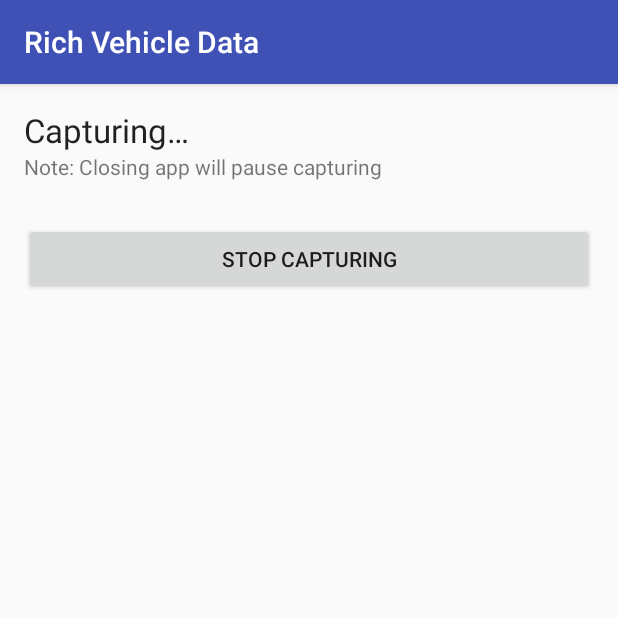
After one commit to jigarkb/RichVehicleData, an Android app: the CaptureActivity screen opened directly, with no data from a screen before it, on a phone screen of 412 x 824 dp, the top half of it. The commit adds this screen. Run offline under Robolectric (Android 15) with nearby library versions, the phone set to English and light mode, and no system bars; libraries missing offline, so code that uses them is left out: com.openxc, com.openxc.sinks; network calls fail; 2 statements that could not run were skipped.

Commit message:
Start and stop button for capturing info

```diff
--- a/android/app/build.gradle
+++ b/android/app/build.gradle
@@ -25,10 +25,10 @@ dependencies {
     androidTestCompile('com.android.support.test.espresso:espresso-core:2.2.2', {
         exclude group: 'com.android.support', module: 'support-annotations'
     })
+
     compile 'com.android.support:appcompat-v7:26.+'
     compile 'com.android.support.constraint:constraint-layout:1.0.2'
-    testCompile 'junit:junit:4.12'
     compile 'com.android.volley:volley:1.0.0'
     compile 'com.openxcplatform:library:6.1.6+'
-
+    testCompile 'junit:junit:4.12'
 }
--- /dev/null
+++ b/android/app/src/main/java/in/jigarbhatt/richvehicledata/CaptureActivity.java
@@ -0,0 +1,99 @@
+package in.jigarbhatt.richvehicledata;
+
+import android.content.ComponentName;
+import android.content.Context;
+import android.content.Intent;
+import android.content.ServiceConnection;
+import android.content.SharedPreferences;
+import android.os.IBinder;
+import android.support.v7.app.AppCompatActivity;
+import android.os.Bundle;
+import android.util.Log;
+import android.view.View;
+import android.widget.Button;
+
+import com.openxc.VehicleManager;
+import com.openxc.sinks.DataSinkException;
+
+public class CaptureActivity extends AppCompatActivity {
+    private static final String TAG = "CaptureActivity";
+    private VehicleManager mVehicleManager;
+    public AuthUploaderSink mUploaderSink;
+    public Button mStopCaptureButton;
+    public String auth_token;
+    public String full_name;
+
+    @Override
+    protected void onCreate(Bundle savedInstanceState) {
+        super.onCreate(savedInstanceState);
+        setContentView(R.layout.activity_capture);
+
+        Intent intent = getIntent();
+        full_name = intent.getStringExtra("full_name");
+        auth_token = intent.getStringExtra("auth_token");
+        mStopCaptureButton = findViewById(R.id.bStopCapture);
+        mStopCaptureButton.setOnClickListener(new View.OnClickListener() {
+            @Override
+            public void onClick(View view) {
+                Log.i(TAG, "Unbinding from Vehicle Manager");
+                mVehicleManager.removeSink(mUploaderSink);
+                unbindService(mConnection);
+                mVehicleManager = null;
+                Intent intent = new Intent(CaptureActivity.this, StarterActivity.class);
+                intent.putExtra("full_name", full_name);
+                intent.putExtra("auth_token", auth_token);
+
+                CaptureActivity.this.startActivity(intent);
+            }
+        });
+    }
+
+
+    @Override
+    public void onPause() {
+        super.onPause();
+        if(mVehicleManager != null) {
+            Log.i(TAG, "Unbinding from Vehicle Manager");
+            mVehicleManager.removeSink(mUploaderSink);
+            unbindService(mConnection);
+            mVehicleManager = null;
+        }
+    }
+
+    @Override
+    public void onResume() {
+        super.onResume();
+        SharedPreferences settings = getSharedPreferences("MyPref", 0);
+        String auth_token = settings.getString("auth_token", "unknown");
+
+        if(mVehicleManager == null) {
+            Intent intent = new Intent(this, VehicleManager.class);
+            bindService(intent, mConnection, Context.BIND_AUTO_CREATE);
+        }
+        if(mUploaderSink != null) {
+            mVehicleManager.removeSink(mUploaderSink);
+        }
+        try {
+            mUploaderSink = new AuthUploaderSink(getApplicationContext(), "https://brainstorm-cloud.appspot.com/openxc_stats/add_to_pull", auth_token);
+        } catch (DataSinkException e) {
+            e.printStackTrace();
+        }
+    }
+
+    private ServiceConnection mConnection = new ServiceConnection() {
+        public void onServiceConnected(ComponentName className,
+                                       IBinder service) {
+            Log.i(TAG, "Bound to VehicleManager");
+            mVehicleManager = ((VehicleManager.VehicleBinder) service)
+                    .getService();
+
+            mVehicleManager.addSink(mUploaderSink);
+
+        }
+
+        public void onServiceDisconnected(ComponentName className) {
+            Log.w(TAG, "VehicleManager Service disconnected unexpectedly");
+            mVehicleManager = null;
+        }
+    };
+}
--- a/android/app/src/main/java/in/jigarbhatt/richvehicledata/LoginActivity.java
+++ b/android/app/src/main/java/in/jigarbhatt/richvehicledata/LoginActivity.java
@@ -101,6 +101,8 @@ public class LoginActivity extends AppCompatActivity {
 
                                 Intent intent = new Intent(LoginActivity.this, StarterActivity.class);
                                 intent.putExtra("full_name", full_name);
+                                intent.putExtra("auth_token", auth_token);
+
                                 LoginActivity.this.startActivity(intent);
                             } else {
                                 AlertDialog.Builder builder = new AlertDialog.Builder(LoginActivity.this);
--- /dev/null
+++ b/android/app/src/main/res/layout/activity_capture.xml
@@ -0,0 +1,37 @@
+<?xml version="1.0" encoding="utf-8"?>
+<RelativeLayout xmlns:android="http://schemas.android.com/apk/res/android"
+    android:layout_width="match_parent"
+    android:layout_height="match_parent"
+    android:padding="@dimen/activity_horizontal_margin">
+
+    <TextView
+        android:id="@+id/tvCapture"
+        android:layout_width="wrap_content"
+        android:layout_height="wrap_content"
+        android:layout_alignParentLeft="true"
+        android:layout_alignParentStart="true"
+        android:layout_alignParentTop="true"
+        android:text="@string/capturing_text"
+        android:textAppearance="?android:attr/textAppearanceLarge" />
+
+    <TextView
+        android:layout_width="wrap_content"
+        android:layout_height="wrap_content"
+        android:layout_below="@+id/tvCapture"
+        android:id="@+id/tvStopNote"
+        android:text="@string/stop_note"/>
+
+    <Button
+        android:id="@+id/bStopCapture"
+        android:layout_width="wrap_content"
+        android:layout_height="wrap_content"
+        android:layout_below="@+id/tvStopNote"
+        android:layout_marginTop="28dp"
+        android:text="@string/stop_capturing"
+        android:layout_alignParentRight="true"
+        android:layout_alignParentEnd="true"
+        android:layout_alignParentLeft="true"
+        android:layout_alignParentStart="true" />
+
+
+</RelativeLayout>
--- a/android/app/src/main/res/values/strings.xml
+++ b/android/app/src/main/res/values/strings.xml
@@ -1,4 +1,12 @@
 <resources>
     <string name="app_name">Rich Vehicle Data</string>
     <string name="action_settings">Settings</string>
+    <string name="hello_world">Hello World</string>
+    <string name="start_note">Note: Start capturing will capture your sensor data to cloud</string>
+    <string name="stop_note">Note: Closing app will pause capturing</string>
+
+    <string name="start_capturing">Start Capturing</string>
+    <string name="stop_capturing">Stop Capturing</string>
+
+    <string name="capturing_text">Capturing…</string>
 </resources>
```
Also changed, not shown: android/app/src/main/AndroidManifest.xml (+7 -4 lines), android/app/src/main/java/in/jigarbhatt/richvehicledata/StarterActivity.java (+17 -61 lines), android/app/src/main/res/layout/activity_starter.xml (renamed from android/app/src/main/res/layout/activity_user_area.xml, +13 -5 lines), 2 other files.
